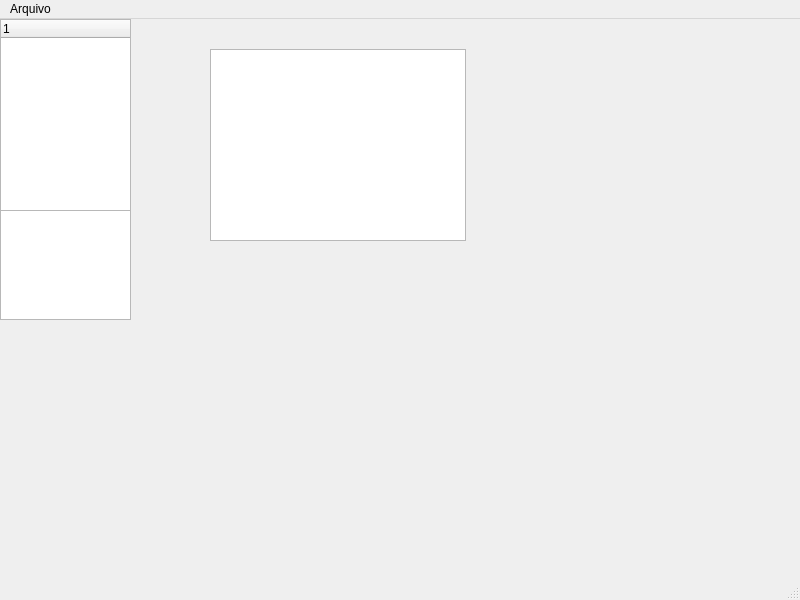
Old version of the form mainwindow.ui in the repository Esteves31/AraraCode.
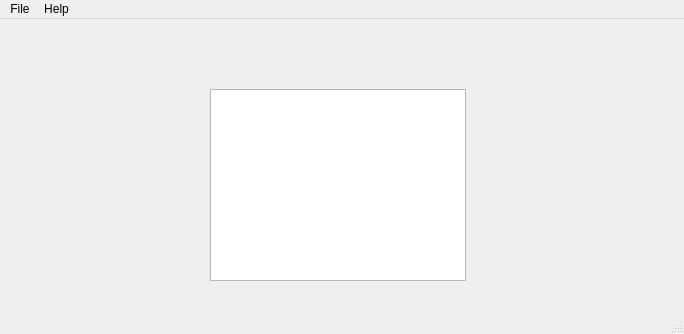
New version of the form.

```diff
--- a/mainwindow.ui
+++ b/mainwindow.ui
@@ -6,62 +6,41 @@
    <rect>
     <x>0</x>
     <y>0</y>
-    <width>800</width>
-    <height>600</height>
+    <width>684</width>
+    <height>334</height>
    </rect>
   </property>
   <property name="windowTitle">
    <string>MainWindow</string>
   </property>
+  <property name="styleSheet">
+   <string notr="true"/>
+  </property>
   <widget class="QWidget" name="centralwidget">
-   <widget class="QTreeView" name="treeView">
-    <property name="geometry">
-     <rect>
-      <x>0</x>
-      <y>0</y>
-      <width>131</width>
-      <height>301</height>
-     </rect>
-    </property>
-   </widget>
-   <widget class="QTreeWidget" name="treeWidget">
-    <property name="geometry">
-     <rect>
-      <x>0</x>
-      <y>0</y>
-      <width>131</width>
-      <height>192</height>
-     </rect>
-    </property>
-    <column>
-     <property name="text">
-      <string notr="true">1</string>
-     </property>
-    </column>
-   </widget>
-   <widget class="QTreeView" name="treeView_2">
+   <widget class="QTextBrowser" name="textBrowser">
     <property name="geometry">
      <rect>
       <x>210</x>
-      <y>30</y>
+      <y>70</y>
       <width>256</width>
       <height>192</height>
      </rect>
     </property>
    </widget>
   </widget>
-  <widget class="QMenuBar" name="menubar">
+  <widget class="QStatusBar" name="statusbar"/>
+  <widget class="QMenuBar" name="menuBar">
    <property name="geometry">
     <rect>
      <x>0</x>
      <y>0</y>
-     <width>800</width>
+     <width>684</width>
      <height>22</height>
     </rect>
    </property>
-   <widget class="QMenu" name="menuArquivo">
+   <widget class="QMenu" name="menuFile">
     <property name="title">
-     <string>Arquivo</string>
+     <string>File</string>
     </property>
     <addaction name="actionAbrir"/>
     <addaction name="actionEditar"/>
@@ -69,9 +48,14 @@
     <addaction name="separator"/>
     <addaction name="actionSair"/>
    </widget>
-   <addaction name="menuArquivo"/>
+   <widget class="QMenu" name="menuHelp">
+    <property name="title">
+     <string>Help</string>
+    </property>
+   </widget>
+   <addaction name="menuFile"/>
+   <addaction name="menuHelp"/>
   </widget>
-  <widget class="QStatusBar" name="statusbar"/>
   <action name="actionAbrir">
    <property name="text">
     <string>Abrir</string>
```
Left out of the diff: 47 changed lines with no effect on the pictures.
